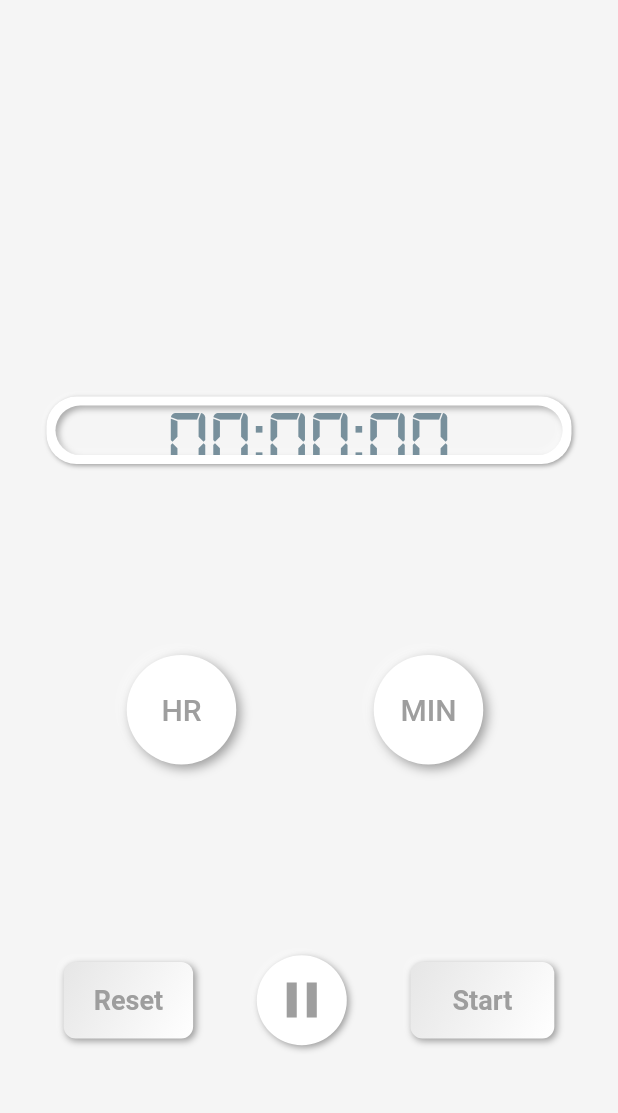
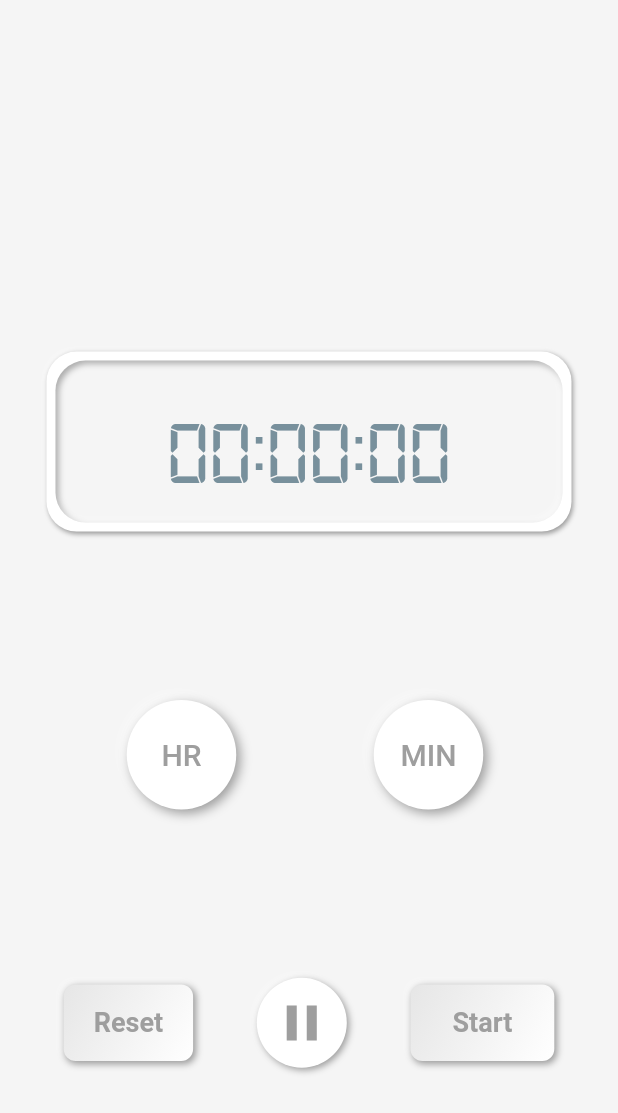
Before and after one commit to rjblee/stopwatch, a Flutter app: the NeuTimer widget shown alone on an empty page, opened directly, on a phone screen of 412 x 824 dp. Shown: the top 1113 px of the screen. Run offline on Flutter 3.47's test engine with Material 2 defaults, Android fonts, the phone set to English and light mode, and no system bars; drawn by our look-alikes of flutter_neumorphic.

Commit message:
Edit timer display container size

```diff
--- a/stopwatch/lib/widgets/neuTimer.dart
+++ b/stopwatch/lib/widgets/neuTimer.dart
@@ -20,6 +20,7 @@ class NeuTimer extends StatelessWidget {
             Center(
               child: Container(
                 width: 350,
+                height: 120,
                 child: Neumorphic(
                   style: NeumorphicStyle(
                     shape: NeumorphicShape.flat,
```
